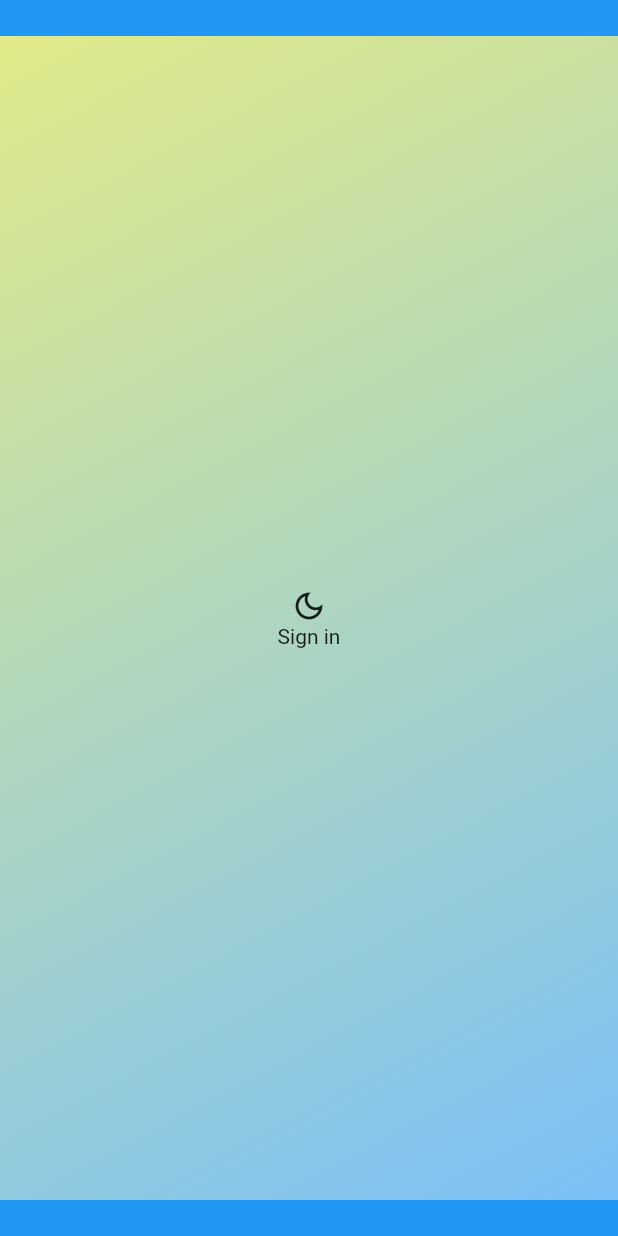
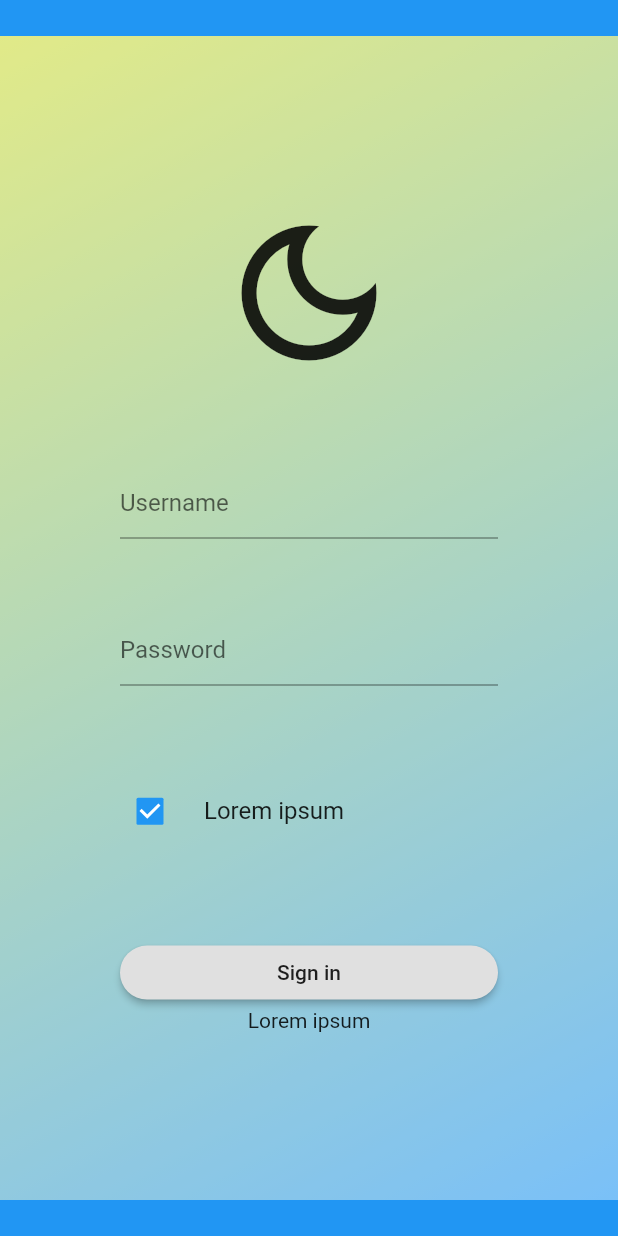
Before and after one commit to eullerm/Learning-Monique, a Flutter app: the screen it shows after launch, on a phone screen of 412 x 824 dp. Run offline on Flutter 3.47's test engine with Material 2 defaults, Android fonts, the phone set to English and light mode, and no system bars; generated files the repository leaves out were written again.

Commit message:
Tela de login
* Icone
* Inputs
* Botão

```diff
--- a/lib/src/app.dart
+++ b/lib/src/app.dart
@@ -56,7 +56,19 @@ class MyApp extends StatelessWidget {
           // Define a light and dark color theme. Then, read the user's
           // preferred ThemeMode (light, dark, or system default) from the
           // SettingsController to display the correct theme.
-          theme: ThemeData(),
+          theme: ThemeData(
+            elevatedButtonTheme: ElevatedButtonThemeData(
+              style: ElevatedButton.styleFrom(
+                  onPrimary: Colors.black87,
+                  primary: Colors.grey[300],
+                  minimumSize: Size(88, 36),
+                  padding: EdgeInsets.symmetric(horizontal: 16),
+                  shape: const RoundedRectangleBorder(
+                    borderRadius: BorderRadius.all(Radius.circular(100)),
+                  ),
+              ),
+            ),
+          ),
           darkTheme: ThemeData.dark(),
           themeMode: settingsController.themeMode,
 
--- a/lib/src/sample_feature/login.dart
+++ b/lib/src/sample_feature/login.dart
@@ -10,19 +10,34 @@ class Login extends StatefulWidget {
 class _LoginState extends State<Login> {
   @override
   Widget build(BuildContext context) {
+    double width = MediaQuery.of(context).size.width;
+    double margin = 80.0;
     return Scaffold(
       body: Stack(
         alignment: AlignmentDirectional.center,
         children: <Widget>[
           background(),
           Container(
+            margin: EdgeInsets.all(margin),
             child: Column(
-              mainAxisAlignment: MainAxisAlignment.center,
+              mainAxisAlignment: MainAxisAlignment.spaceEvenly,
               children: <Widget>[
-                Icon(Icons.dark_mode_outlined),
-                ButtonTheme(
-                  child: Text("Sign in"),
+                const Icon(
+                  Icons.dark_mode_outlined,
+                  size: 120.0,
                 ),
+
+                inputs(),
+
+                CheckboxListTile(
+                  value: true,
+                  onChanged: (change)=>{print(change)},
+                  title: Text("Lorem ipsum"),
+                  controlAffinity: ListTileControlAffinity.leading,
+                  contentPadding: EdgeInsets.only(left: 0),
+                ),
+
+                buttons(buttonSize: width-margin),
               ],
             ),
           ),
@@ -30,6 +45,42 @@ class _LoginState extends State<Login> {
       ),
     );
   }
+}
+
+buttons({buttonSize}) {
+
+  return Column(
+    children: [
+      ElevatedButton(
+        child: const Text("Sign in"),
+        style: ElevatedButton.styleFrom(
+          minimumSize: Size(buttonSize, 36),
+        ),
+        onPressed: () => {
+          print("click")
+        },
+      ),
+      GestureDetector(
+        onTap: () => {print("Cadastre-se")},
+        child: Text("Lorem ipsum"),
+      ),
+      ],
+  );
+}
+
+inputs() {
+  return Column(
+    children: [TextField(
+                  decoration: new InputDecoration(
+                    hintText: 'Username'
+                  ),
+              ),
+              SizedBox(height: 50,),
+              TextField(
+                  decoration: new InputDecoration(
+                    hintText: 'Password'
+                  ),
+              ),],);
 }
 
 background() {
```
